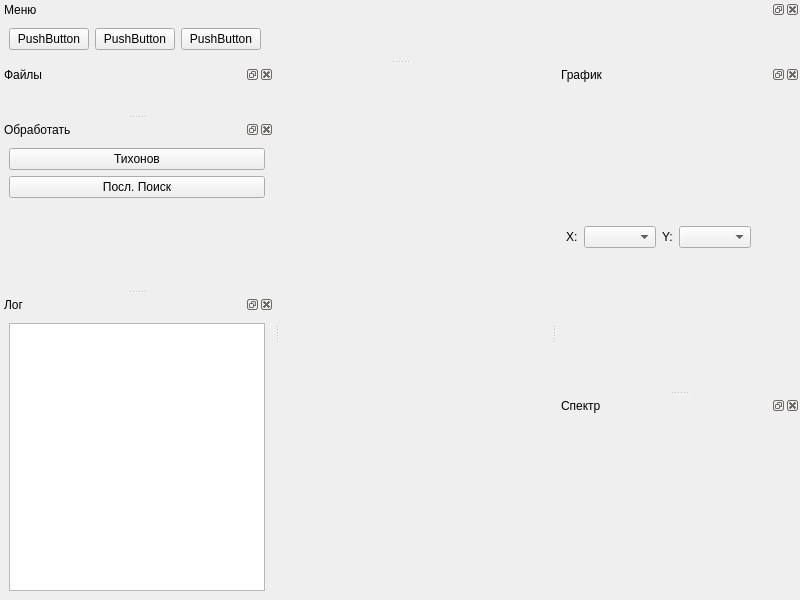
Old version of the form mainwindow.ui in the repository Dm1stry/pyNMR_Processing.
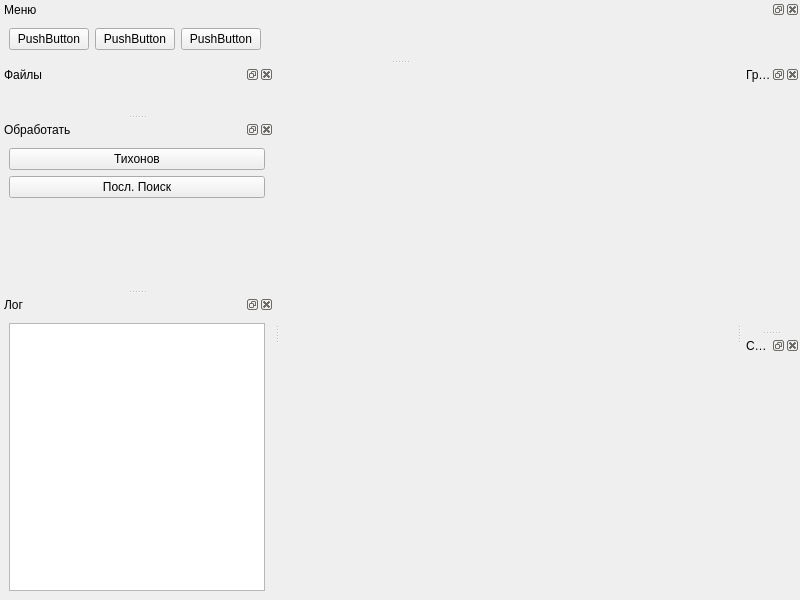
New version of the form.

Commit message: changed init_plot to use MPL_element object

The edit to the form file:
```diff
--- a/mainwindow.ui
+++ b/mainwindow.ui
@@ -82,69 +82,6 @@
      <item>
       <layout class="QVBoxLayout" name="plot_layout"/>
      </item>
-     <item>
-      <layout class="QHBoxLayout" name="plot_scale_layout">
-       <item>
-        <widget class="QLabel" name="plot_x_scale_label">
-         <property name="sizePolicy">
-          <sizepolicy hsizetype="Maximum" vsizetype="Maximum">
-           <horstretch>0</horstretch>
-           <verstretch>0</verstretch>
-          </sizepolicy>
-         </property>
-         <property name="text">
-          <string>X:</string>
-         </property>
-        </widget>
-       </item>
-       <item>
-        <widget class="QComboBox" name="plot_x_scale_box">
-         <property name="sizePolicy">
-          <sizepolicy hsizetype="Preferred" vsizetype="Maximum">
-           <horstretch>0</horstretch>
-           <verstretch>0</verstretch>
-          </sizepolicy>
-         </property>
-        </widget>
-       </item>
-       <item>
-        <widget class="QLabel" name="plot_y_scale_label">
-         <property name="sizePolicy">
-          <sizepolicy hsizetype="Maximum" vsizetype="Maximum">
-           <horstretch>0</horstretch>
-           <verstretch>0</verstretch>
-          </sizepolicy>
-         </property>
-         <property name="text">
-          <string>Y:</string>
-         </property>
-        </widget>
-       </item>
-       <item>
-        <widget class="QComboBox" name="plot_y_scale_box">
-         <property name="sizePolicy">
-          <sizepolicy hsizetype="Preferred" vsizetype="Maximum">
-           <horstretch>0</horstretch>
-           <verstretch>0</verstretch>
-          </sizepolicy>
-         </property>
-        </widget>
-       </item>
-       <item>
-        <spacer name="horizontalSpacer_2">
-         <property name="orientation">
-          <enum>Qt::Horizontal</enum>
-         </property>
-         <property name="sizeHint" stdset="0">
-          <size>
-           <width>40</width>
-           <height>20</height>
-          </size>
-         </property>
-        </spacer>
-       </item>
-      </layout>
-     </item>
     </layout>
    </widget>
   </widget>
```
The commit also changes 1 other file.
